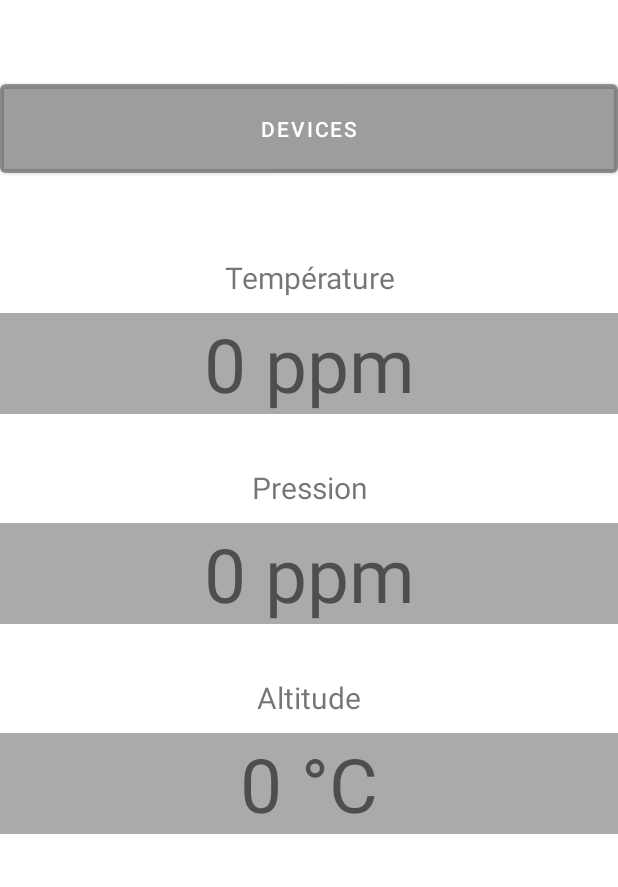
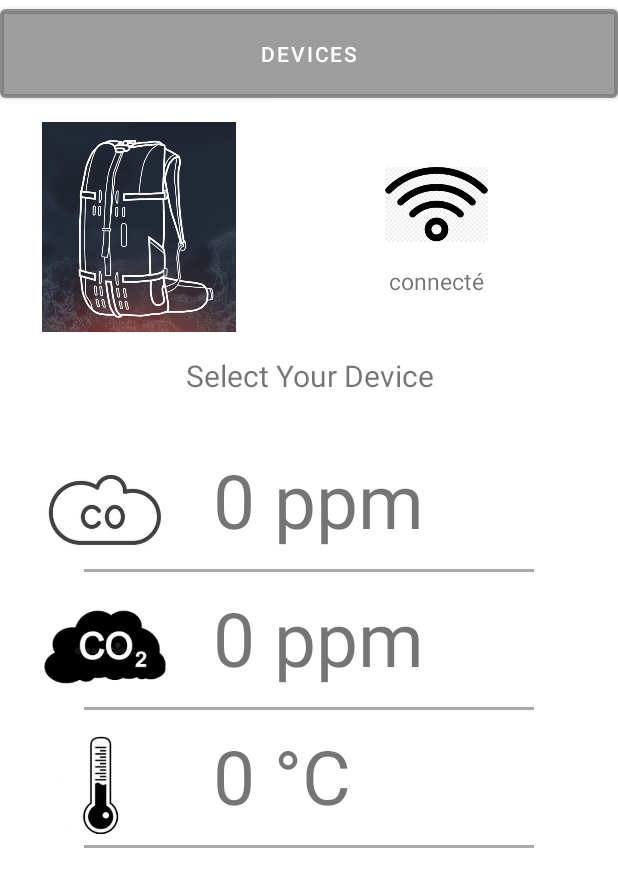
Before and after one commit to FLepetitAimon/CarbOnFire, an Android app: the screen it shows after launch (MainActivity), on a phone screen of 412 x 824 dp. Shown: the top 887 px of the screen. Run offline under Robolectric (Android 15) with nearby library versions, the phone set to English and light mode, and no system bars.

Commit message:
Application Layout activity main - V2.0

```diff
--- a/Application/app/src/main/res/layout/activity_main.xml
+++ b/Application/app/src/main/res/layout/activity_main.xml
@@ -12,80 +12,170 @@
         android:layout_width="match_parent"
         android:layout_height="wrap_content"
         android:layout_gravity="center"
-        android:layout_marginTop="50dp"
+        android:layout_marginTop="0dp"
         android:backgroundTint="@color/cardview_shadow_start_color"
         android:padding="20dp"
-        android:text="Devices" />
+        android:text="Devices"
+        android:layout_marginBottom="10dp"/>
+
+    <LinearLayout
+        android:layout_width="match_parent"
+        android:layout_height="wrap_content"
+        android:orientation="horizontal"
+        >
+
+        <ImageView
+            android:layout_width="185dp"
+            android:layout_height="140dp"
+            android:src="@drawable/backpack"
+            ></ImageView>
+
+        <RelativeLayout
+            android:layout_width="match_parent"
+            android:layout_height="wrap_content"
+            android:layout_marginRight="15dp">
+
+            <ImageView
+                android:layout_width="wrap_content"
+                android:layout_height="50dp"
+                android:layout_marginTop="30dp"
+                android:src="@drawable/connectee_logo"
+                android:id="@+id/ImageViewConnecteeLogo">
+
+
+            </ImageView>
 
         <TextView
             android:layout_width="match_parent"
             android:layout_height="wrap_content"
-        android:layout_gravity="center_horizontal"
-        android:layout_marginTop="50dp"
-        android:text="Température"
+            android:layout_gravity="center"
+            android:textAlignment="center"
+            android:id="@+id/TextViewEtatDeConnexion"
+            android:textSize="15dp"
+            android:layout_marginTop="15dp"
+            android:text="connecté"
+            android:layout_below="@+id/ImageViewConnecteeLogo"
+            ></TextView>
+
+
+        </RelativeLayout>
+
+
+    </LinearLayout>
+
+    <TextView
+        android:layout_width="match_parent"
+        android:layout_height="wrap_content"
+        android:id="@+id/TextViewDeviceName"
+        android:text="Select Your Device"
+        android:layout_gravity="center"
         android:textAlignment="center"
         android:textSize="20dp"
+        android:layout_marginTop="15dp"
+        >
 
-        />
+    </TextView>
+
+    <RelativeLayout
+        android:layout_width="match_parent"
+        android:layout_height="wrap_content"
+        android:layout_marginTop="35dp">
+
+        <ImageView
+            android:layout_width="80dp"
+            android:layout_height="80dp"
+            android:id="@+id/logoCO"
+            android:src="@drawable/logo_co"
+            android:layout_marginLeft="30dp"
+            android:scaleX="2"
+            android:scaleY="2"/>
 
         <TextView
             android:id="@+id/AfficheurCO"
+            android:layout_width="271dp"
+            android:layout_height="wrap_content"
+            android:layout_gravity="center_vertical"
+            android:layout_marginLeft="32dp"
+            android:layout_toRightOf="@+id/logoCO"
+            android:text="0 ppm"
+            android:textSize="50dp" />
+
+    </RelativeLayout>
+    <TextView
+        android:layout_width="300dp"
+        android:layout_height="2dp"
+        android:layout_gravity="center"
+        android:background="#AAAAAA"/>
+
+
+    <RelativeLayout
         android:layout_width="match_parent"
         android:layout_height="wrap_content"
-        android:layout_gravity="center_horizontal"
-        android:layout_marginTop="10dp"
-        android:textAlignment="center"
-        android:background="#AAAAAA"
+        android:layout_marginTop="10dp">
+
+        <ImageView
+            android:layout_width="80dp"
+            android:layout_height="80dp"
+            android:id="@+id/logoCO2"
+            android:src="@drawable/logo_co2"
+            android:layout_marginLeft="30dp"
+            android:scaleX="1.3"
+            android:scaleY="1.3"/>
+
+        <TextView
+            android:id="@+id/AfficheurCO2"
+            android:layout_width="271dp"
+            android:layout_height="wrap_content"
+            android:layout_gravity="center_vertical"
+            android:layout_marginLeft="32dp"
+            android:layout_toRightOf="@+id/logoCO2"
             android:text="0 ppm"
             android:textSize="50dp"
             />
 
+    </RelativeLayout>
     <TextView
+        android:layout_width="300dp"
+        android:layout_height="2dp"
+        android:layout_gravity="center"
+        android:background="#AAAAAA"/>
+
+
+    <RelativeLayout
         android:layout_width="match_parent"
         android:layout_height="wrap_content"
-        android:layout_gravity="center_horizontal"
-        android:layout_marginTop="35dp"
-        android:text="Pression"
-        android:textAlignment="center"
-        android:textSize="20dp"
+        android:layout_marginTop="10dp">
 
-        />
+        <ImageView
+            android:layout_width="80dp"
+            android:layout_height="80dp"
+            android:id="@+id/logoTemp"
+            android:src="@drawable/logo_temp"
+            android:layout_marginLeft="30dp"
+            android:scaleX="1.4"
+            android:scaleY="1.4"/>
 
         <TextView
-        android:id="@+id/AfficheurCO2"
-        android:layout_width="match_parent"
+        android:id="@+id/AfficheurTemp"
+            android:layout_width="271dp"
             android:layout_height="wrap_content"
-        android:layout_gravity="center_horizontal"
-        android:layout_marginTop="10dp"
-        android:textAlignment="center"
-        android:background="#AAAAAA"
-        android:text="0 ppm"
+            android:layout_gravity="center_vertical"
+            android:layout_marginLeft="32dp"
+            android:layout_toRightOf="@+id/logoTemp"
+        android:text="0 °C"
         android:textSize="50dp"
         />
 
+    </RelativeLayout>
     <TextView
-        android:layout_width="match_parent"
-        android:layout_height="wrap_content"
-        android:layout_gravity="center_horizontal"
-        android:layout_marginTop="35dp"
-        android:text="Altitude"
+        android:layout_width="300dp"
+        android:layout_height="2dp"
+        android:layout_gravity="center"
+        android:background="#AAAAAA"/>
 
-        android:textAlignment="center"
-        android:textSize="20dp"
 
-        />
 
-    <TextView
-        android:id="@+id/AfficheurTemp"
-        android:layout_width="match_parent"
-        android:layout_height="wrap_content"
-        android:layout_gravity="center_horizontal"
-        android:layout_marginTop="10dp"
-        android:textAlignment="center"
-        android:background="#AAAAAA"
-        android:text="0 °C"
-        android:textSize="50dp"
-        />
+
 
 
 
```
Also changed, not shown: Application/app/src/main/res/drawable/backpack.jpg (added), Application/app/src/main/res/drawable/connectee_logo.png (added), Application/app/src/main/res/drawable/logo_co.jpg (added), Application/app/src/main/res/drawable/logo_co2.png (added), Application/app/src/main/res/drawable/logo_temp.jpg (added). Lines whose indentation alone changed are shown as unchanged.
